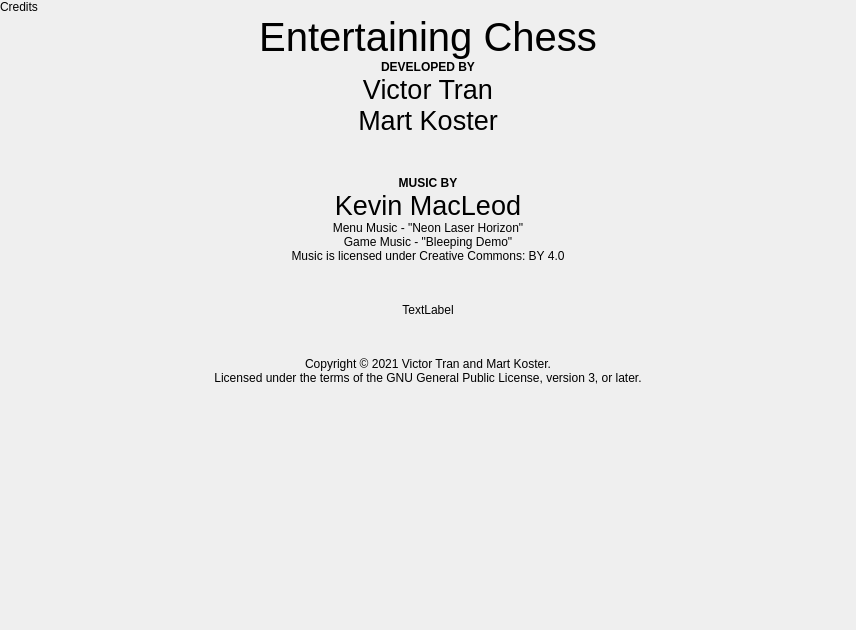
This is information/creditsscreen.ui in vicr123/entertaining-chess as Qt 5 draws it before an edit. The edited form follows.
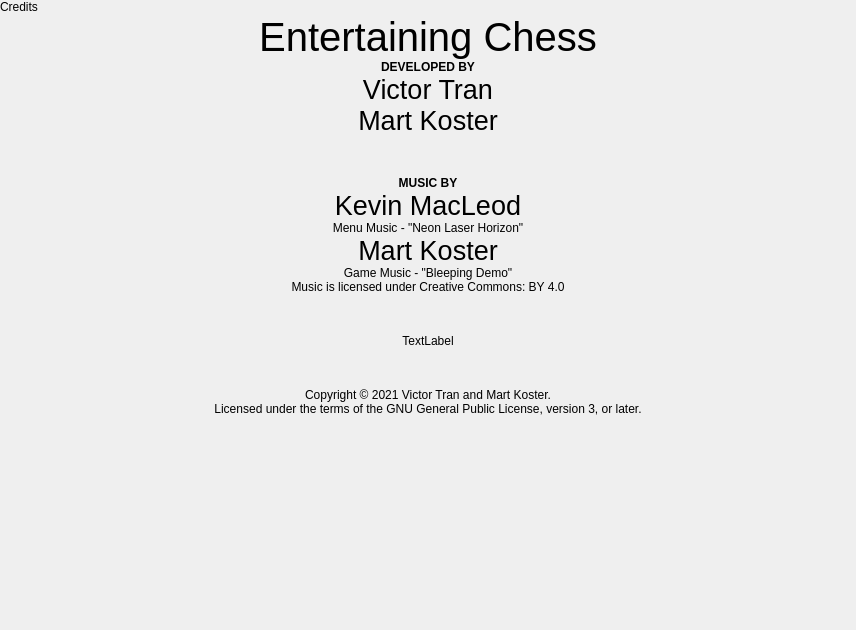
This is the edited form. Custom widgets are drawn as their Qt base class.

Diff of the .ui file:
```diff
--- a/information/creditsscreen.ui
+++ b/information/creditsscreen.ui
@@ -53,7 +53,7 @@
         <x>0</x>
         <y>0</y>
         <width>842</width>
-        <height>672</height>
+        <height>711</height>
        </rect>
       </property>
       <property name="autoFillBackground">
@@ -232,6 +232,21 @@
            </property>
           </widget>
          </item>
+         <item>
+          <widget class="QLabel" name="label_12">
+           <property name="font">
+            <font>
+             <pointsize>20</pointsize>
+            </font>
+           </property>
+           <property name="text">
+            <string notr="true">Mart Koster</string>
+           </property>
+           <property name="alignment">
+            <set>Qt::AlignCenter</set>
+           </property>
+          </widget>
+         </item>
          <item>
           <widget class="QLabel" name="label_8">
            <property name="text">
```
